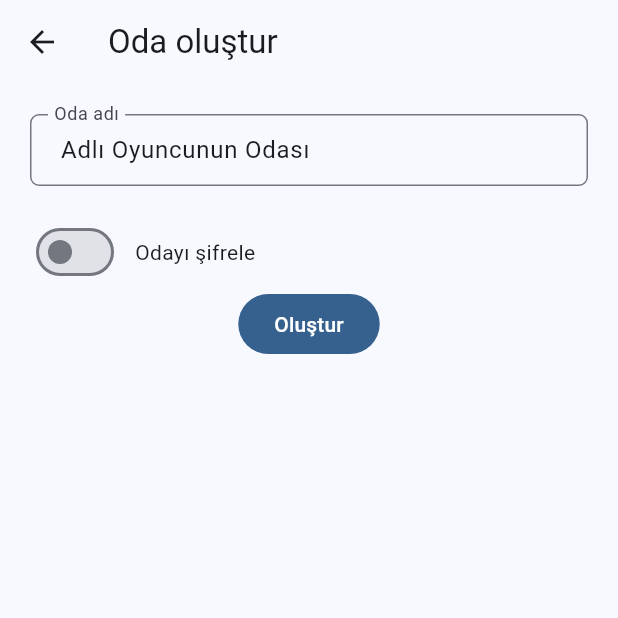
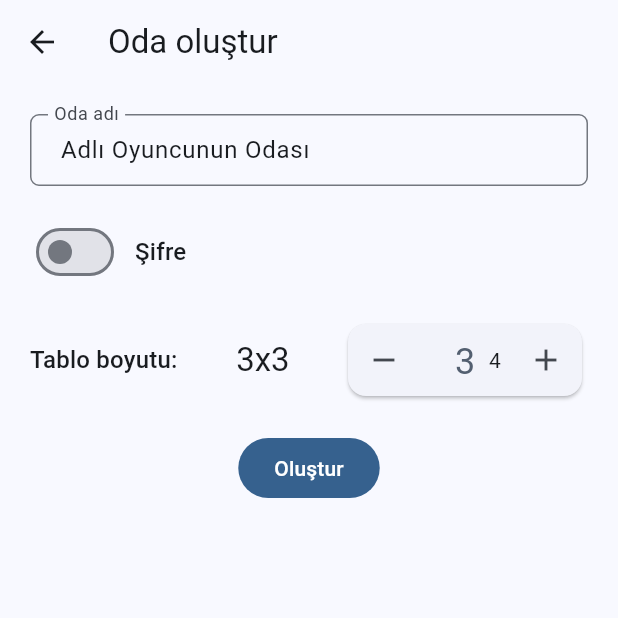
Before and after one commit to Enesksgl/tic_tac_toe, a Flutter app: the RoomCreateScreen screen opened by its route, on a phone screen of 412 x 824 dp, the top half of it. Run offline on Flutter 3.47's test engine with Material 3 defaults, Android fonts, the phone set to English and light mode, and no system bars; drawn by our look-alikes of numberpicker; our stand-ins replace connectivity_plus, get, google_fonts, shared_preferences, supabase_flutter; missing offline and left inert: dart:ffi; accounts and stored records are empty.

Commit message:
#5 BoardLength future added. configuration gridview.

```diff
--- a/lib/screens/room_create_screen.dart
+++ b/lib/screens/room_create_screen.dart
@@ -1,5 +1,6 @@
 import 'package:flutter/material.dart';
 import 'package:get/get.dart';
+import 'package:numberpicker/numberpicker.dart';
 import 'package:tic_tac_toe/controller/game_controller.dart';
 import 'package:tic_tac_toe/models/room.dart';
 import 'package:tic_tac_toe/services/supabase_service.dart';
@@ -14,6 +15,7 @@ class RoomCreateScreen extends StatefulWidget {
 class _RoomCreateScreenState extends State<RoomCreateScreen> {
   final TextEditingController _nameController = TextEditingController();
   final TextEditingController _passwordController = TextEditingController();
+  int boardLength = 3;
   final supabaseService = Get.put(SupabaseService());
 
   bool isLocked = false;
@@ -61,13 +63,10 @@ class _RoomCreateScreenState extends State<RoomCreateScreen> {
                           _passwordController.text = "";
                         })),
                 const SizedBox(width: 10),
-                const Text("Odayı şifrele")
-              ],
-            ),
-          ),
+                Text("Şifre", style: Theme.of(context).textTheme.titleMedium),
+                SizedBox(width: 20),
                 isLocked
-              ? Padding(
-                  padding: const EdgeInsets.all(20.0),
+                    ? Expanded(
                         child: TextFormField(
                           controller: _passwordController,
                           decoration: const InputDecoration(
@@ -75,14 +74,62 @@ class _RoomCreateScreenState extends State<RoomCreateScreen> {
                               labelText: "Şifre",
                               hintText: "Şifre",
                               border: OutlineInputBorder(borderRadius: BorderRadius.all(Radius.circular(6.0)), gapPadding: 4)),
-                  ))
+                        ),
+                      )
                     : const SizedBox.shrink(),
+              ],
+            ),
+          ),
+
           //TODO : BACKGROUND COLOR
-          //TODO : BOARD LENGTH
+          Padding(
+            padding: const EdgeInsets.all(20.0),
+            child: Row(
+              mainAxisAlignment: MainAxisAlignment.spaceBetween,
+              crossAxisAlignment: CrossAxisAlignment.center,
+              children: [
+                Text("Tablo boyutu: ", style: Theme.of(context).textTheme.titleMedium),
+                Text("${boardLength}x$boardLength", style: Theme.of(context).textTheme.titleLarge),
+                Card(
+                  child: Row(
+                    mainAxisSize: MainAxisSize.min,
+                    children: [
+                      IconButton(
+                        icon: const Icon(Icons.remove),
+                        onPressed: () => setState(() {
+                          final newValue = boardLength - 1;
+                          boardLength = newValue.clamp(3, 9);
+                        }),
+                      ),
+                      NumberPicker(
+                        axis: Axis.horizontal,
+                        value: boardLength,
+                        itemWidth: 20,
+                        itemHeight: 30,
+                        minValue: 3,
+                        maxValue: 9,
+                        //TODO : Bout count will save database and fetch.
+                        step: 1,
+                        haptics: true,
+                        onChanged: (value) => setState(() => boardLength = value),
+                      ),
+                      IconButton(
+                        icon: const Icon(Icons.add),
+                        onPressed: () => setState(() {
+                          final newValue = boardLength + 1;
+                          boardLength = newValue.clamp(3, 9);
+                        }),
+                      ),
+                    ],
+                  ),
+                ),
+              ],
+            ),
+          ),
           FilledButton(
               onPressed: () async {
-                var room = await supabaseService.createRoom(
-                    Room(_nameController.text, GameController.username, null, board: List.filled(3 * 3, ""), password: _passwordController.text));
+                var room = await supabaseService.createRoom(Room(_nameController.text, GameController.username, null,
+                    board: List.filled(boardLength * boardLength, ""), boardLength: boardLength, password: _passwordController.text));
                 supabaseService.listenCreatedRoom(room);
                 navigator?.pushReplacementNamed("/waiting");
               },
--- a/pubspec.yaml
+++ b/pubspec.yaml
@@ -40,6 +40,8 @@ dependencies:
   connectivity_plus: ^6.0.5
   google_fonts: ^6.2.1
   shared_preferences: ^2.3.1
+  numberpicker: ^2.1.2
+
 
 
 dev_dependencies:
```
Also changed, not shown: lib/screens/game_screen.dart (+7 -5 lines), pubspec.lock. Lines whose indentation alone changed are shown as unchanged.
